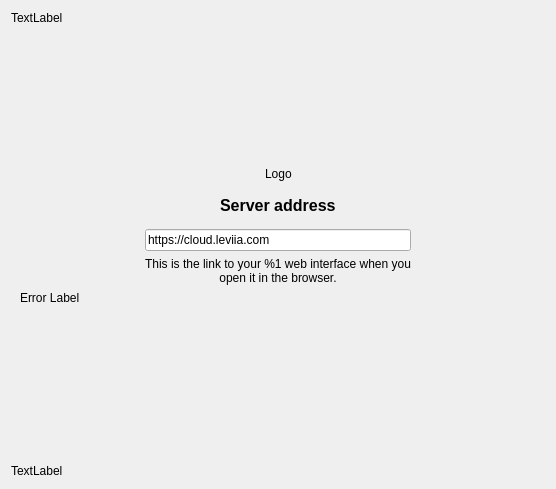
Qt form src/gui/wizard/owncloudsetupnocredspage.ui (leviia/desktop) before a commit.
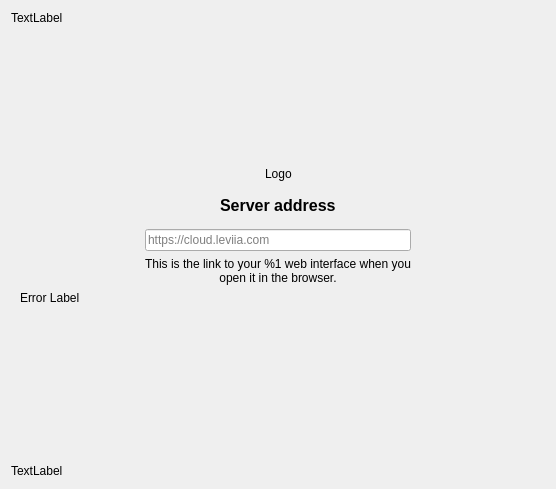
The same form after that commit. Custom widgets are drawn as their Qt base class.

Commit message: Fix cloud URL

```diff
--- a/src/gui/wizard/owncloudsetupnocredspage.ui
+++ b/src/gui/wizard/owncloudsetupnocredspage.ui
@@ -242,9 +242,6 @@
                   <height>0</height>
                  </size>
                 </property>
-                <property name="text">
-                 <string notr="true">https://cloud.leviia.com</string>
-                </property>
                 <property name="placeholderText">
                  <string notr="true">https://cloud.leviia.com</string>
                 </property>
```
